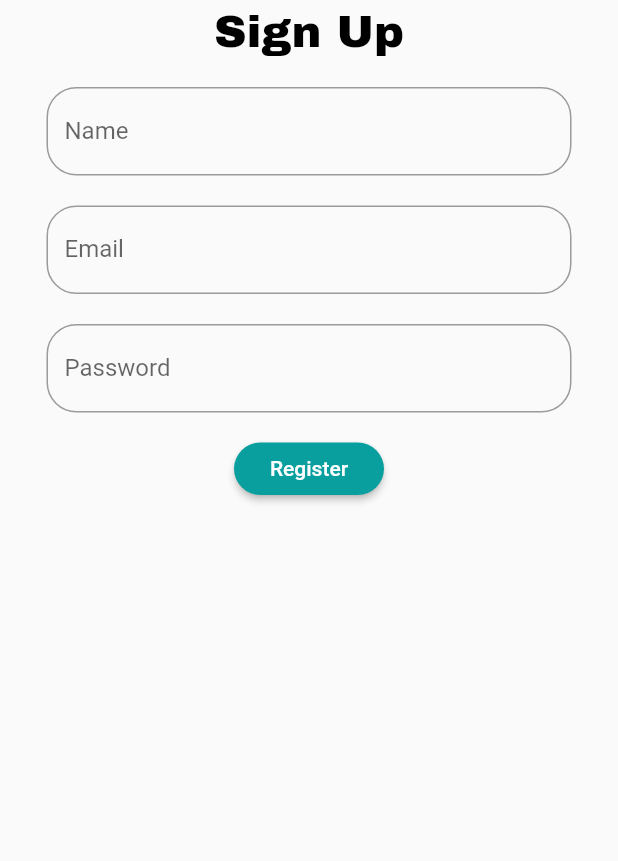
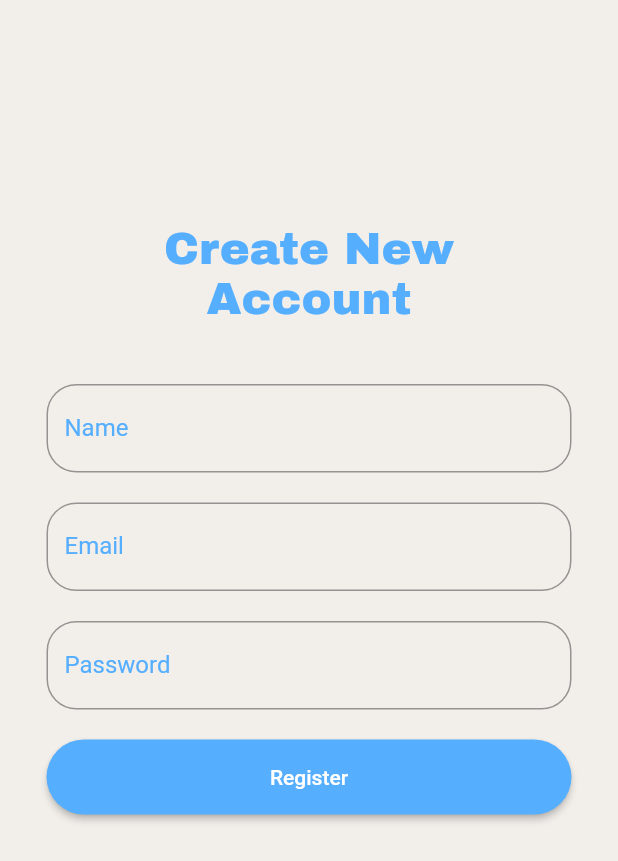
Before and after one commit to IshaanRao/headspace, a Flutter app: the screen it shows after launch, after a tap on "Sign Up", on a phone screen of 412 x 824 dp. Shown: the top 861 px of the screen. Run offline on Flutter 3.47's test engine with Material 2 defaults, Android fonts, the phone set to English and light mode, and no system bars; our stand-ins replace camera, cloud_firestore, firebase_auth, firebase_core, firebase_storage, google_fonts; accounts and stored records are empty.

Commit message:
posts stuff ya

```diff
--- /dev/null
+++ b/lib/globals.dart
@@ -0,0 +1,8 @@
+import 'dart:ui';
+
+import 'package:camera/camera.dart';
+
+late CameraDescription camera;
+var background = const Color(0xfff2efeb);
+var mainBlue = const Color(0xff56aeff);
+var question = "What did you do to calm yourself down today?";
--- a/lib/logins.dart
+++ b/lib/logins.dart
@@ -1,9 +1,17 @@
+import 'package:benice/mainpage.dart';
+import 'package:cloud_firestore/cloud_firestore.dart';
 import 'package:firebase_auth/firebase_auth.dart';
 import 'package:flutter/cupertino.dart';
 import 'package:flutter/material.dart';
 import 'package:google_fonts/google_fonts.dart';
 
+import 'globals.dart' as globals;
+
 class SignUpPage extends StatelessWidget {
+  TextEditingController nameController = TextEditingController();
+  TextEditingController emailController = TextEditingController();
+  TextEditingController passwordController = TextEditingController();
+
   void signUp(String name, String email, String password) async {
     try {
       final credential =
@@ -17,6 +25,12 @@ class SignUpPage extends StatelessWidget {
         return;
       }
       user.updateDisplayName(name);
+      final db = FirebaseFirestore.instance;
+      final blankFriends = <String, dynamic>{
+        "friendsWith": [],
+        "requestsFrom": [],
+      };
+      db.collection("friends").doc(user.uid).set(blankFriends);
     } on FirebaseAuthException catch (e) {
       if (e.code == 'weak-password') {
         print('The password provided is too weak.');
@@ -30,10 +44,9 @@ class SignUpPage extends StatelessWidget {
 
   @override
   Widget build(BuildContext context) {
-    TextEditingController nameController = TextEditingController();
-    TextEditingController emailController = TextEditingController();
-    TextEditingController passwordController = TextEditingController();
     return Scaffold(
+      resizeToAvoidBottomInset: false,
+      backgroundColor: globals.background,
       body: SafeArea(
         child: SizedBox(
           width: MediaQuery.of(context).size.width,
@@ -41,20 +54,26 @@ class SignUpPage extends StatelessWidget {
             crossAxisAlignment: CrossAxisAlignment.center,
             children: [
               const SizedBox(
-                height: 5,
+                height: 150,
               ),
-              Text(
-                "Sign Up",
-                textAlign: TextAlign.center,
-                style:
-                    GoogleFonts.archivoBlack(fontSize: 30, color: Colors.black),
+              SizedBox(
+                width: 200,
+                child: Text(
+                  "Create New Account",
+                  textAlign: TextAlign.center,
+                  style: GoogleFonts.archivoBlack(
+                      fontSize: 30, color: globals.mainBlue),
+                ),
               ),
               const SizedBox(
-                height: 20,
+                height: 40,
               ),
               SizedBox(
                 width: 350,
                 child: TextField(
+                  style: TextStyle(
+                    color: globals.mainBlue,
+                  ),
                   controller: nameController,
                   decoration: InputDecoration(
                     border: OutlineInputBorder(
@@ -62,6 +81,9 @@ class SignUpPage extends StatelessWidget {
                       borderRadius: BorderRadius.circular(20.0),
                     ),
                     labelText: "Name",
+                    labelStyle: TextStyle(
+                      color: globals.mainBlue,
+                    ),
                   ),
                 ),
               ),
@@ -71,6 +93,9 @@ class SignUpPage extends StatelessWidget {
               SizedBox(
                 width: 350,
                 child: TextField(
+                  style: TextStyle(
+                    color: globals.mainBlue,
+                  ),
                   controller: emailController,
                   decoration: InputDecoration(
                     border: OutlineInputBorder(
@@ -78,6 +103,9 @@ class SignUpPage extends StatelessWidget {
                       borderRadius: BorderRadius.circular(20.0),
                     ),
                     labelText: "Email",
+                    labelStyle: TextStyle(
+                      color: globals.mainBlue,
+                    ),
                   ),
                 ),
               ),
@@ -88,6 +116,9 @@ class SignUpPage extends StatelessWidget {
                 width: 350,
                 child: TextField(
                   obscureText: true,
+                  style: TextStyle(
+                    color: globals.mainBlue,
+                  ),
                   controller: passwordController,
                   decoration: InputDecoration(
                     border: OutlineInputBorder(
@@ -95,6 +126,9 @@ class SignUpPage extends StatelessWidget {
                       borderRadius: BorderRadius.circular(20.0),
                     ),
                     labelText: "Password",
+                    labelStyle: TextStyle(
+                      color: globals.mainBlue,
+                    ),
                   ),
                 ),
               ),
@@ -102,8 +136,8 @@ class SignUpPage extends StatelessWidget {
                 height: 20,
               ),
               SizedBox(
-                width: 100, // <-- Your width
-                height: 35,
+                width: 350, // <-- Your width
+                height: 50,
                 child: ElevatedButton(
                   onPressed: () {
                     signUp(nameController.text, emailController.text,
@@ -111,7 +145,7 @@ class SignUpPage extends StatelessWidget {
                   },
                   style: ElevatedButton.styleFrom(
                     shape: const StadiumBorder(),
-                    backgroundColor: const Color(0xff099f9f),
+                    backgroundColor: globals.mainBlue,
                   ),
                   child: const Text('Register'),
                 ),
@@ -125,11 +159,18 @@ class SignUpPage extends StatelessWidget {
 }
 
 class LoginPage extends StatelessWidget {
-  void login(String email, String password) async {
+  TextEditingController emailController = TextEditingController();
+  TextEditingController passwordController = TextEditingController();
+
+  void login(BuildContext context, String email, String password) async {
     try {
       final credential = await FirebaseAuth.instance
           .signInWithEmailAndPassword(email: email, password: password);
-      print("successful login");
+
+      Navigator.push(
+          context,
+          MaterialPageRoute(
+              builder: (context) => MainPage(user: credential.user)));
     } on FirebaseAuthException catch (e) {
       if (e.code == 'user-not-found') {
         print('No user found for that email.');
@@ -141,9 +182,9 @@ class LoginPage extends StatelessWidget {
 
   @override
   Widget build(BuildContext context) {
-    TextEditingController emailController = TextEditingController();
-    TextEditingController passwordController = TextEditingController();
     return Scaffold(
+      resizeToAvoidBottomInset: false,
+      backgroundColor: globals.background,
       body: SafeArea(
         child: SizedBox(
           width: MediaQuery.of(context).size.width,
@@ -151,13 +192,16 @@ class LoginPage extends StatelessWidget {
             crossAxisAlignment: CrossAxisAlignment.center,
             children: [
               const SizedBox(
-                height: 5,
+                height: 190,
               ),
-              Text(
-                "Log In",
-                textAlign: TextAlign.center,
-                style:
-                    GoogleFonts.archivoBlack(fontSize: 30, color: Colors.black),
+              SizedBox(
+                width: 350,
+                child: Text(
+                  "Sign In to your Account",
+                  textAlign: TextAlign.center,
+                  style: GoogleFonts.archivoBlack(
+                      fontSize: 30, color: globals.mainBlue),
+                ),
               ),
               const SizedBox(
                 height: 20,
@@ -165,6 +209,9 @@ class LoginPage extends StatelessWidget {
               SizedBox(
                 width: 350,
                 child: TextField(
+                  style: TextStyle(
+                    color: globals.mainBlue,
+                  ),
                   controller: emailController,
                   decoration: InputDecoration(
                     border: OutlineInputBorder(
@@ -172,6 +219,9 @@ class LoginPage extends StatelessWidget {
                       borderRadius: BorderRadius.circular(20.0),
                     ),
                     labelText: "Email",
+                    labelStyle: TextStyle(
+                      color: globals.mainBlue,
+                    ),
                   ),
                 ),
               ),
@@ -182,6 +232,9 @@ class LoginPage extends StatelessWidget {
                 width: 350,
                 child: TextField(
                   obscureText: true,
+                  style: TextStyle(
+                    color: globals.mainBlue,
+                  ),
                   controller: passwordController,
                   decoration: InputDecoration(
                     border: OutlineInputBorder(
@@ -189,6 +242,9 @@ class LoginPage extends StatelessWidget {
                       borderRadius: BorderRadius.circular(20.0),
                     ),
                     labelText: "Password",
+                    labelStyle: TextStyle(
+                      color: globals.mainBlue,
+                    ),
                   ),
                 ),
               ),
@@ -196,15 +252,16 @@ class LoginPage extends StatelessWidget {
                 height: 20,
               ),
               SizedBox(
-                width: 100, // <-- Your width
-                height: 35,
+                width: 350, // <-- Your width
+                height: 50,
                 child: ElevatedButton(
                   onPressed: () {
-                    login(emailController.text, passwordController.text);
+                    login(
+                        context, emailController.text, passwordController.text);
                   },
                   style: ElevatedButton.styleFrom(
                     shape: const StadiumBorder(),
-                    backgroundColor: const Color(0xff099f9f),
+                    backgroundColor: globals.mainBlue,
                   ),
                   child: const Text('Login'),
                 ),
--- a/lib/main.dart
+++ b/lib/main.dart
@@ -1,7 +1,10 @@
 import 'package:benice/logins.dart';
+import 'package:camera/camera.dart';
+import 'package:firebase_auth/firebase_auth.dart';
 import 'package:firebase_core/firebase_core.dart';
 import 'package:flutter/material.dart';
 import 'package:google_fonts/google_fonts.dart';
+import 'globals.dart' as globals;
 
 import 'firebase_options.dart';
 import 'mainpage.dart';
@@ -11,6 +14,14 @@ void main() async {
   await Firebase.initializeApp(
     options: DefaultFirebaseOptions.currentPlatform,
   );
+  final cameras = await availableCameras();
+  for (var element in cameras) {
+    if (element.lensDirection == CameraLensDirection.front) {
+      globals.camera = element;
+      break;
+    }
+  }
+
   runApp(const MyApp());
 }
 
@@ -32,26 +43,26 @@ class MyHomePage extends StatelessWidget {
   @override
   Widget build(BuildContext context) {
     return Scaffold(
-        backgroundColor: const Color(0xff7dc2af),
+        backgroundColor: globals.background,
         body: SafeArea(
           child: SizedBox(
             width: MediaQuery.of(context).size.width,
             child: Column(
               crossAxisAlignment: CrossAxisAlignment.center,
               children: [
-                const SizedBox(height: 200),
+                const SizedBox(height: 250),
                 Text(
                   appName,
                   textAlign: TextAlign.center,
                   style: GoogleFonts.archivoBlack(
-                      fontSize: 40, color: Colors.white),
+                      fontSize: 40, color: globals.mainBlue),
                 ),
                 const SizedBox(
-                  height: 30,
+                  height: 50,
                 ),
                 SizedBox(
-                  width: 150, // <-- Your width
-                  height: 35,
+                  width: 200, // <-- Your width
+                  height: 45,
                   child: ElevatedButton(
                     onPressed: () {
                       Navigator.push(context,
@@ -59,7 +70,7 @@ class MyHomePage extends StatelessWidget {
                     },
                     style: ElevatedButton.styleFrom(
                       shape: const StadiumBorder(),
-                      backgroundColor: const Color(0xff099f9f),
+                      backgroundColor: globals.mainBlue,
                     ),
                     child: const Text('Log In'),
                   ),
@@ -68,8 +79,8 @@ class MyHomePage extends StatelessWidget {
                   height: 15,
                 ),
                 SizedBox(
-                  width: 150, // <-- Your width
-                  height: 35,
+                  width: 200, // <-- Your width
+                  height: 45,
                   child: ElevatedButton(
                     onPressed: () {
                       Navigator.push(
@@ -79,7 +90,7 @@ class MyHomePage extends StatelessWidget {
                     },
                     style: ElevatedButton.styleFrom(
                       shape: const StadiumBorder(),
-                      backgroundColor: const Color(0xff099f9f),
+                      backgroundColor: globals.mainBlue,
                     ),
                     child: const Text('Sign Up'),
                   ),
--- a/lib/mainpage.dart
+++ b/lib/mainpage.dart
@@ -1,19 +1,33 @@
 import 'package:benice/main.dart';
+import 'package:benice/post.dart';
+import 'package:benice/postmaker.dart';
+import 'package:cloud_firestore/cloud_firestore.dart';
 import 'package:firebase_auth/firebase_auth.dart';
+import 'package:firebase_storage/firebase_storage.dart';
 import 'package:flutter/cupertino.dart';
 import 'package:flutter/material.dart';
+import 'package:google_fonts/google_fonts.dart';
+
+import 'globals.dart' as globals;
 
 class MainPage extends StatefulWidget {
+  User? user = null;
+
+  MainPage({super.key, this.user});
+
   @override
   State<StatefulWidget> createState() => MainPageState();
 }
 
 class MainPageState extends State<MainPage> {
-  User? user = null;
+  User? user;
+  List<PostData> posts = [];
+
   @override
   initState() {
-    WidgetsBinding.instance.addPostFrameCallback((_) {
-      user = FirebaseAuth.instance.currentUser;
+    WidgetsBinding.instance.addPostFrameCallback((_) async {
+      user = widget.user;
+      user ??= FirebaseAuth.instance.currentUser;
       if (user == null) {
         print("A");
         Navigator.push(
@@ -21,9 +35,19 @@ class MainPageState extends State<MainPage> {
             MaterialPageRoute(
               builder: (context) => MyHomePage(),
             ));
+        print("redirected to homepage");
         return;
       }
-      FirebaseAuth.instance.signOut();
+      var allPosts = await FirebaseFirestore.instance.collection("posts").get();
+      var storage = FirebaseStorage.instance.ref();
+      for (var element in allPosts.docs) {
+        String url =
+            await storage.child("posts/${element.id}").getDownloadURL();
+        posts.add(PostData(element.data()["caption"], element.data()["madeAt"],
+            element.data()["madeBy"], element.data()["madeByUsername"], url));
+      }
+      setState(() {});
+      //FirebaseAuth.instance.signOut();
     });
     super.initState();
   }
@@ -33,6 +57,58 @@ class MainPageState extends State<MainPage> {
     if (user == null) {
       return const Text("Loading..");
     }
-    return Text(user!.displayName!);
+    return Scaffold(
+      resizeToAvoidBottomInset: false,
+      backgroundColor: globals.background,
+      body: SafeArea(
+        child: Column(children: [
+          Row(
+            children: [
+              IconButton(
+                onPressed: () {},
+                icon: Icon(
+                  Icons.group_add,
+                  color: globals.mainBlue,
+                ),
+              ),
+              const Spacer(),
+              Text(
+                "Head Space",
+                style: GoogleFonts.archivoBlack(
+                  fontSize: 18,
+                  color: globals.mainBlue,
+                ),
+              ),
+              const Spacer(),
+              IconButton(
+                onPressed: () {},
+                icon: Icon(
+                  Icons.settings,
+                  color: globals.mainBlue,
+                ),
+              ),
+            ],
+          ),
+          TextButton(
+            onPressed: () {
+              Navigator.push(
+                context,
+                MaterialPageRoute(builder: (context) => PostMaker()),
+              );
+            },
+            child: const Text("post"),
+          ),
+          Expanded(
+            child: SingleChildScrollView(
+              child: Column(
+                children: [
+                  for (var post in posts) Post(post),
+                ],
+              ),
+            ),
+          )
+        ]),
+      ),
+    );
   }
 }
```
Also changed, not shown: lib/post.dart (added, +69 -0 lines), pubspec.yaml (+8 -0 lines), pubspec.lock, 13 other files.
